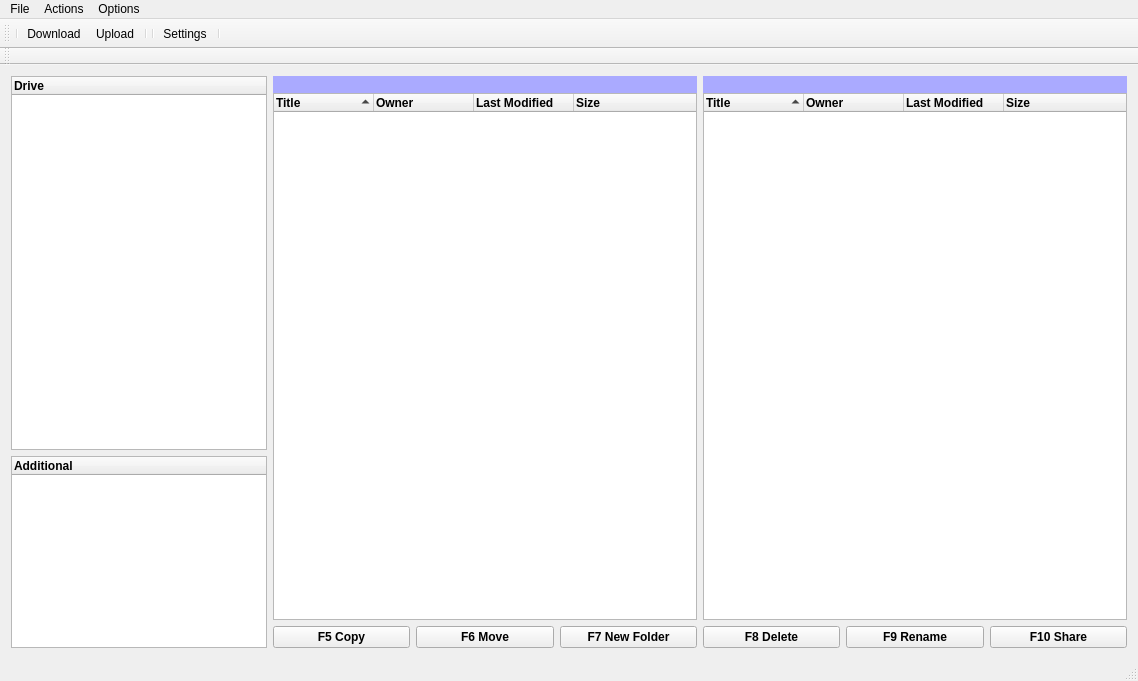
This is gui/forms/mainwindow.ui in tranter/qt-google-drive as Qt 5 draws it before an edit. The edited form follows.
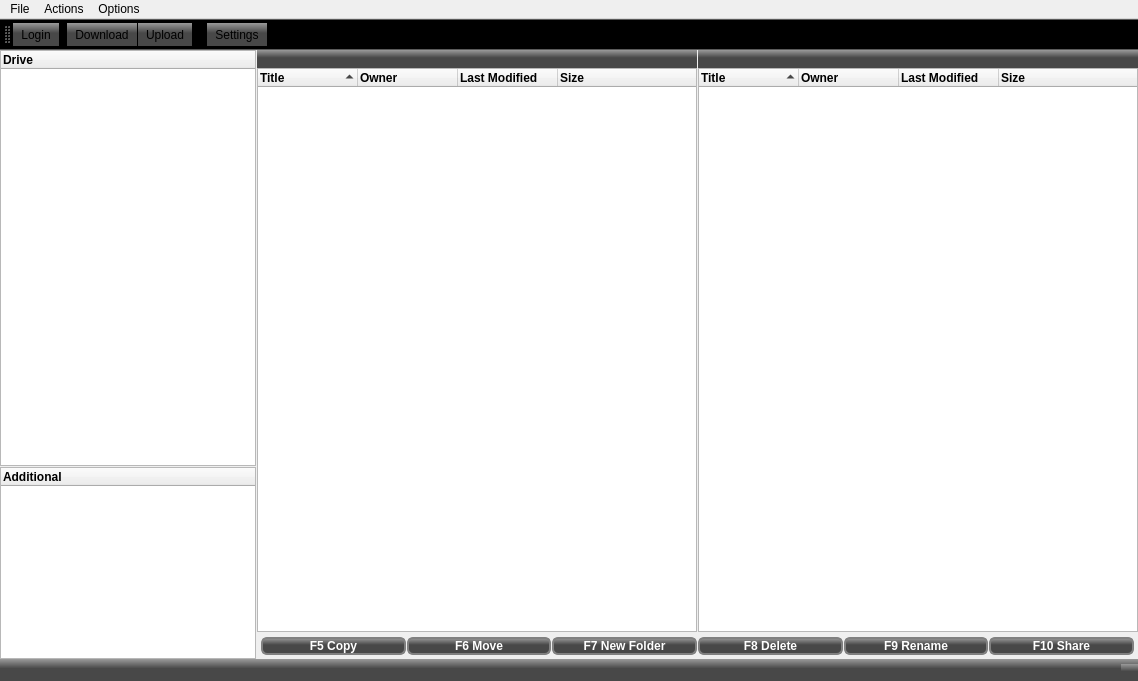
This is the edited form. Icons and pictures are not drawn.

```diff
--- a/gui/forms/mainwindow.ui
+++ b/gui/forms/mainwindow.ui
@@ -30,47 +30,12 @@
   </property>
   <widget class="QWidget" name="centralWidget">
    <layout class="QGridLayout" name="gridLayout">
-    <item row="0" column="0">
-     <widget class="QTreeWidget" name="treeFoldersView">
-      <property name="sizePolicy">
-       <sizepolicy hsizetype="Minimum" vsizetype="Minimum">
-        <horstretch>0</horstretch>
-        <verstretch>25</verstretch>
-       </sizepolicy>
-      </property>
-      <property name="font">
-       <font>
-        <family>Arial</family>
-        <pointsize>9</pointsize>
-        <weight>75</weight>
-        <bold>true</bold>
-       </font>
-      </property>
-      <property name="cursor" stdset="0">
-       <cursorShape>PointingHandCursor</cursorShape>
-      </property>
-      <property name="acceptDrops">
-       <bool>true</bool>
-      </property>
-      <property name="dragEnabled">
-       <bool>false</bool>
-      </property>
-      <property name="dragDropMode">
-       <enum>QAbstractItemView::DropOnly</enum>
-      </property>
-      <property name="defaultDropAction">
-       <enum>Qt::MoveAction</enum>
-      </property>
-      <property name="animated">
-       <bool>true</bool>
-      </property>
-      <column>
-       <property name="text">
-        <string>Drive</string>
-       </property>
-      </column>
-     </widget>
-    </item>
+    <property name="margin">
+     <number>0</number>
+    </property>
+    <property name="spacing">
+     <number>1</number>
+    </property>
     <item row="0" column="1" rowspan="2">
      <layout class="QVBoxLayout" name="leftPanelVLayout" stretch="0,0">
       <property name="spacing">
@@ -79,21 +44,21 @@
       <item>
        <widget class="QLabel" name="pathLabelLeft">
         <property name="sizePolicy">
-         <sizepolicy hsizetype="Preferred" vsizetype="Preferred">
+         <sizepolicy hsizetype="Expanding" vsizetype="Preferred">
           <horstretch>0</horstretch>
-          <verstretch>0</verstretch>
+          <verstretch>3</verstretch>
          </sizepolicy>
         </property>
         <property name="minimumSize">
          <size>
           <width>0</width>
-          <height>17</height>
+          <height>18</height>
          </size>
         </property>
         <property name="maximumSize">
          <size>
           <width>16777215</width>
-          <height>16777215</height>
+          <height>20</height>
          </size>
         </property>
         <property name="font">
@@ -105,7 +70,8 @@
          </font>
         </property>
         <property name="styleSheet">
-         <string notr="true">background-color: rgb(170, 170, 255);</string>
+         <string notr="true">background-color: qlineargradient(spread:pad, x1:1, y1:0.432, x2:1, y2:0, stop:0 rgba(72, 72, 72, 255), stop:1 rgba(154, 154, 154, 255));
+color: rgb(255, 255, 255);</string>
         </property>
         <property name="frameShape">
          <enum>QFrame::NoFrame</enum>
@@ -141,9 +107,15 @@
         <property name="sizePolicy">
          <sizepolicy hsizetype="Expanding" vsizetype="Expanding">
           <horstretch>0</horstretch>
-          <verstretch>0</verstretch>
+          <verstretch>97</verstretch>
          </sizepolicy>
         </property>
+        <property name="minimumSize">
+         <size>
+          <width>0</width>
+          <height>0</height>
+         </size>
+        </property>
         <property name="maximumSize">
          <size>
           <width>16777215</width>
@@ -216,16 +188,22 @@
       </property>
       <item>
        <widget class="QLabel" name="pathLabelRight">
+        <property name="sizePolicy">
+         <sizepolicy hsizetype="Expanding" vsizetype="Preferred">
+          <horstretch>0</horstretch>
+          <verstretch>3</verstretch>
+         </sizepolicy>
+        </property>
         <property name="minimumSize">
          <size>
           <width>0</width>
-          <height>17</height>
+          <height>18</height>
          </size>
         </property>
         <property name="maximumSize">
          <size>
           <width>16777215</width>
-          <height>16777215</height>
+          <height>20</height>
          </size>
         </property>
         <property name="baseSize">
@@ -243,7 +221,8 @@
          </font>
         </property>
         <property name="styleSheet">
-         <string notr="true">background-color: rgb(170, 170, 255);</string>
+         <string notr="true">background-color: qlineargradient(spread:pad, x1:1, y1:0.432, x2:1, y2:0, stop:0 rgba(72, 72, 72, 255), stop:1 rgba(154, 154, 154, 255));
+color: rgb(255, 255, 255);</string>
         </property>
         <property name="text">
          <string/>
@@ -261,9 +240,15 @@
         <property name="sizePolicy">
          <sizepolicy hsizetype="Expanding" vsizetype="Expanding">
           <horstretch>0</horstretch>
-          <verstretch>0</verstretch>
+          <verstretch>97</verstretch>
          </sizepolicy>
         </property>
+        <property name="minimumSize">
+         <size>
+          <width>0</width>
+          <height>0</height>
+         </size>
+        </property>
         <property name="font">
          <font>
           <family>Arial</family>
@@ -363,6 +348,12 @@
     </item>
     <item row="2" column="1" colspan="2">
      <layout class="QHBoxLayout" name="buttonsHLayout">
+      <property name="spacing">
+       <number>1</number>
+      </property>
+      <property name="margin">
+       <number>4</number>
+      </property>
       <item>
        <widget class="QPushButton" name="copyButton">
         <property name="font">
@@ -377,7 +368,14 @@
          <cursorShape>PointingHandCursor</cursorShape>
         </property>
         <property name="styleSheet">
-         <string notr="true"/>
+         <string notr="true">background-color: qlineargradient(spread:pad, x1:1, y1:0.432, x2:1, y2:0, stop:0 rgba(72, 72, 72, 255), stop:1 rgba(154, 154, 154, 255));
+color: rgb(255, 255, 255);
+border: 2px solid gray;
+border-top-right-radius: 6px;
+border-bottom-right-radius: 6px;
+border-top-left-radius: 6px;
+border-bottom-left-radius: 6px;
+width: 16px;</string>
         </property>
         <property name="text">
          <string>F5 Copy</string>
@@ -398,7 +396,14 @@
          <cursorShape>PointingHandCursor</cursorShape>
         </property>
         <property name="styleSheet">
-         <string notr="true"/>
+         <string notr="true">background-color: qlineargradient(spread:pad, x1:1, y1:0.432, x2:1, y2:0, stop:0 rgba(72, 72, 72, 255), stop:1 rgba(154, 154, 154, 255));
+color: rgb(255, 255, 255);
+border: 2px solid gray;
+border-top-right-radius: 6px;
+border-bottom-right-radius: 6px;
+border-top-left-radius: 6px;
+border-bottom-left-radius: 6px;
+width: 16px;</string>
         </property>
         <property name="text">
          <string>F6 Move</string>
@@ -419,7 +424,14 @@
          <cursorShape>PointingHandCursor</cursorShape>
         </property>
         <property name="styleSheet">
-         <string notr="true"/>
+         <string notr="true">background-color: qlineargradient(spread:pad, x1:1, y1:0.432, x2:1, y2:0, stop:0 rgba(72, 72, 72, 255), stop:1 rgba(154, 154, 154, 255));
+color: rgb(255, 255, 255);
+border: 2px solid gray;
+border-top-right-radius: 6px;
+border-bottom-right-radius: 6px;
+border-top-left-radius: 6px;
+border-bottom-left-radius: 6px;
+width: 16px;</string>
         </property>
         <property name="text">
          <string>F7 New Folder</string>
@@ -440,7 +452,14 @@
          <cursorShape>PointingHandCursor</cursorShape>
         </property>
         <property name="styleSheet">
-         <string notr="true"/>
+         <string notr="true">background-color: qlineargradient(spread:pad, x1:1, y1:0.432, x2:1, y2:0, stop:0 rgba(72, 72, 72, 255), stop:1 rgba(154, 154, 154, 255));
+color: rgb(255, 255, 255);
+border: 2px solid gray;
+border-top-right-radius: 6px;
+border-bottom-right-radius: 6px;
+border-top-left-radius: 6px;
+border-bottom-left-radius: 6px;
+width: 16px;</string>
         </property>
         <property name="text">
          <string>F8 Delete</string>
@@ -461,7 +480,14 @@
          <cursorShape>PointingHandCursor</cursorShape>
         </property>
         <property name="styleSheet">
-         <string notr="true"/>
+         <string notr="true">background-color: qlineargradient(spread:pad, x1:1, y1:0.432, x2:1, y2:0, stop:0 rgba(72, 72, 72, 255), stop:1 rgba(154, 154, 154, 255));
+color: rgb(255, 255, 255);
+border: 2px solid gray;
+border-top-right-radius: 6px;
+border-bottom-right-radius: 6px;
+border-top-left-radius: 6px;
+border-bottom-left-radius: 6px;
+width: 16px;</string>
         </property>
         <property name="text">
          <string>F9 Rename</string>
@@ -482,7 +508,14 @@
          <cursorShape>PointingHandCursor</cursorShape>
         </property>
         <property name="styleSheet">
-         <string notr="true"/>
+         <string notr="true">background-color: qlineargradient(spread:pad, x1:1, y1:0.432, x2:1, y2:0, stop:0 rgba(72, 72, 72, 255), stop:1 rgba(154, 154, 154, 255));
+color: rgb(255, 255, 255);
+border: 2px solid gray;
+border-top-right-radius: 6px;
+border-bottom-right-radius: 6px;
+border-top-left-radius: 6px;
+border-bottom-left-radius: 6px;
+width: 16px;</string>
         </property>
         <property name="text">
          <string>F10 Share</string>
@@ -491,6 +524,47 @@
       </item>
      </layout>
     </item>
+    <item row="0" column="0">
+     <widget class="QTreeWidget" name="treeFoldersView">
+      <property name="sizePolicy">
+       <sizepolicy hsizetype="Minimum" vsizetype="Minimum">
+        <horstretch>0</horstretch>
+        <verstretch>25</verstretch>
+       </sizepolicy>
+      </property>
+      <property name="font">
+       <font>
+        <family>Arial</family>
+        <pointsize>9</pointsize>
+        <weight>75</weight>
+        <bold>true</bold>
+       </font>
+      </property>
+      <property name="cursor" stdset="0">
+       <cursorShape>PointingHandCursor</cursorShape>
+      </property>
+      <property name="acceptDrops">
+       <bool>true</bool>
+      </property>
+      <property name="dragEnabled">
+       <bool>false</bool>
+      </property>
+      <property name="dragDropMode">
+       <enum>QAbstractItemView::DropOnly</enum>
+      </property>
+      <property name="defaultDropAction">
+       <enum>Qt::MoveAction</enum>
+      </property>
+      <property name="animated">
+       <bool>true</bool>
+      </property>
+      <column>
+       <property name="text">
+        <string>Drive</string>
+       </property>
+      </column>
+     </widget>
+    </item>
    </layout>
   </widget>
   <widget class="QMenuBar" name="menuBar">
@@ -529,6 +603,9 @@
    <addaction name="menuOptions"/>
   </widget>
   <widget class="QToolBar" name="mainToolBar">
+   <property name="styleSheet">
+    <string notr="true">background-color: qlineargradient(spread:pad, x1:1, y1:0.432, x2:1, y2:0, stop:0 rgba(72, 72, 72, 255), stop:1 rgba(154, 154, 154, 255));</string>
+   </property>
    <property name="movable">
     <bool>true</bool>
    </property>
@@ -538,6 +615,7 @@
    <attribute name="toolBarBreak">
     <bool>false</bool>
    </attribute>
+   <addaction name="actionLogin"/>
    <addaction name="separator"/>
    <addaction name="actionDownload"/>
    <addaction name="actionUpload"/>
@@ -547,21 +625,14 @@
    <addaction name="separator"/>
   </widget>
   <widget class="QStatusBar" name="statusBar">
+   <property name="styleSheet">
+    <string notr="true">background-color: qlineargradient(spread:pad, x1:1, y1:0.432, x2:1, y2:0, stop:0 rgba(72, 72, 72, 255), stop:1 rgba(154, 154, 154, 255));
+color: rgb(255, 255, 255);</string>
+   </property>
    <property name="sizeGripEnabled">
     <bool>true</bool>
    </property>
   </widget>
-  <widget class="QToolBar" name="discsToolBar">
-   <property name="windowTitle">
-    <string>toolBar</string>
-   </property>
-   <attribute name="toolBarArea">
-    <enum>TopToolBarArea</enum>
-   </attribute>
-   <attribute name="toolBarBreak">
-    <bool>true</bool>
-   </attribute>
-  </widget>
   <action name="actionSettings">
    <property name="icon">
     <iconset resource="resource.qrc">
```
Left out of the diff: 16 changed lines with no effect on the pictures.
